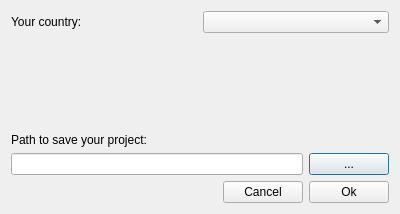
First picture: the form in Platan/PlatanUI/newprojectdialog.ui, repository agabor/platan, before the edit.
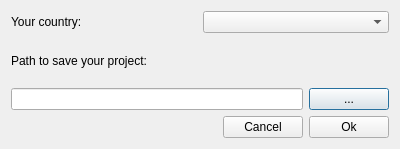
Second picture: the form after the edit. Icons and pictures are not drawn.

```diff
--- a/Platan/PlatanUI/newprojectdialog.ui
+++ b/Platan/PlatanUI/newprojectdialog.ui
@@ -7,7 +7,7 @@
     <x>0</x>
     <y>0</y>
     <width>400</width>
-    <height>214</height>
+    <height>149</height>
    </rect>
   </property>
   <property name="windowTitle">
@@ -40,26 +40,6 @@
      </item>
     </layout>
    </item>
-   <item>
-    <widget class="QLabel" name="ruleInfo">
-     <property name="text">
-      <string/>
-     </property>
-    </widget>
-   </item>
-   <item>
-    <spacer name="verticalSpacer">
-     <property name="orientation">
-      <enum>Qt::Vertical</enum>
-     </property>
-     <property name="sizeHint" stdset="0">
-      <size>
-       <width>20</width>
-       <height>40</height>
-      </size>
-     </property>
-    </spacer>
-   </item>
    <item>
     <widget class="QLabel" name="label_2">
      <property name="text">
```
